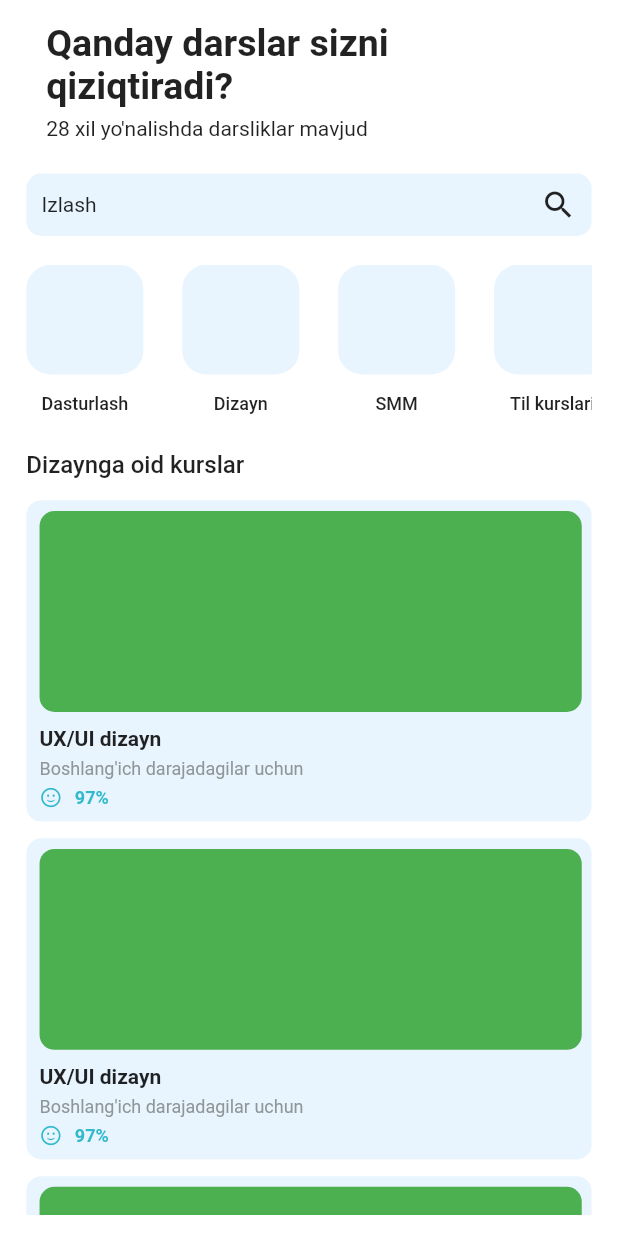
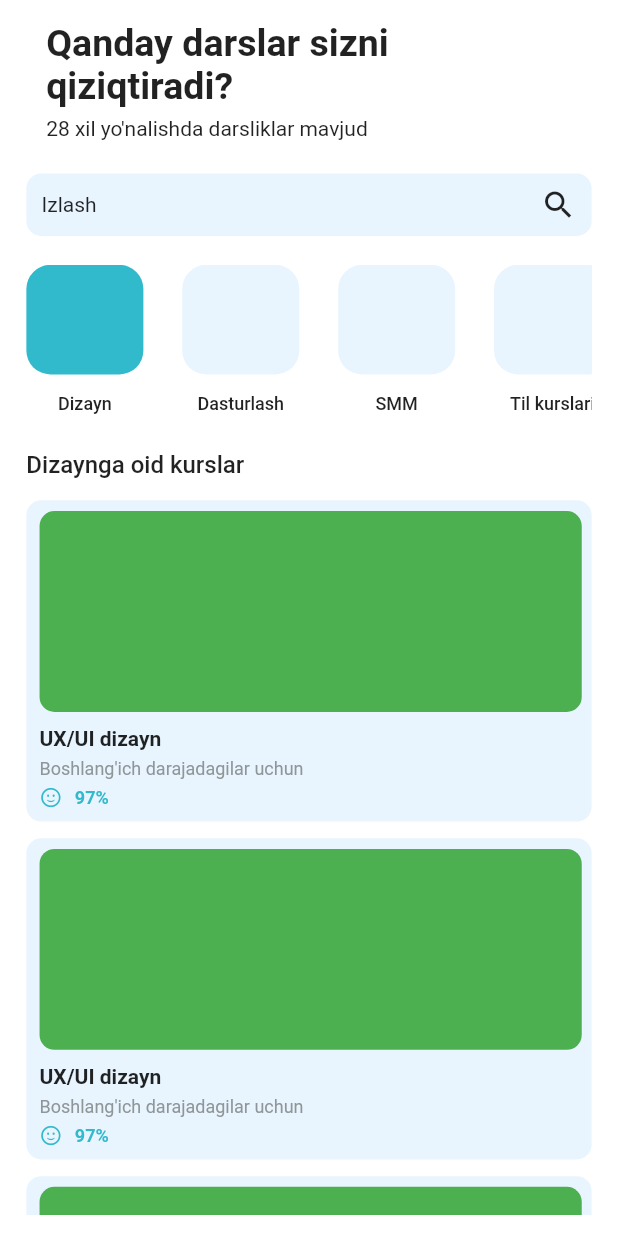
Before and after one commit to Yusuf-bek/FinalExam, a Flutter app: the screen it shows after launch, on a phone screen of 412 x 824 dp. Run offline on Flutter 3.47's test engine with Material 2 defaults, Android fonts, the phone set to English and light mode, and no system bars; our stand-ins replace flutter_bloc.

Commit message:
added cubit to categories

```diff
--- a/lib/core/widgets/category_widget.dart
+++ b/lib/core/widgets/category_widget.dart
@@ -6,11 +6,13 @@ import 'package:flutter/material.dart';
 class CategoryWidget extends StatelessWidget {
   String text;
   Function() onTap;
+  Color color;
 
   CategoryWidget({
     Key? key,
     required this.text,
     required this.onTap,
+    required this.color,
   }) : super(key: key);
 
   @override
@@ -30,7 +32,7 @@ class CategoryWidget extends StatelessWidget {
               width: getWidthConfig(71),
               height: getHeightConfig(72),
               decoration: BoxDecoration(
-                color: ConstColors.instance.containerInside,
+                color: color,
                 borderRadius: BorderRadius.circular(16),
               ),
             ),
--- /dev/null
+++ b/lib/cubit/categories/categories_cubit.dart
@@ -0,0 +1,32 @@
+import 'package:exam/core/constants/colors.dart';
+import 'package:exam/cubit/categories/categories_state.dart';
+import 'package:flutter/material.dart';
+import 'package:flutter_bloc/flutter_bloc.dart';
+
+class CategoriesCubit extends Cubit<CategoriesState> {
+  CategoriesCubit(CategoriesState initialState) : super(initialState);
+
+  int choosenIndex = 0;
+
+  List<Color> colors = [
+    ConstColors.instance.primaryColor,
+    ConstColors.instance.containerInside,
+    ConstColors.instance.containerInside,
+    ConstColors.instance.containerInside,
+  ];
+
+  void selectOne(int index) {
+    choosenIndex = index;
+    colors.clear();
+    colors.addAll(
+      [
+        ConstColors.instance.containerInside,
+        ConstColors.instance.containerInside,
+        ConstColors.instance.containerInside,
+        ConstColors.instance.containerInside,
+      ],
+    );
+    colors[index] = ConstColors.instance.primaryColor;
+    emit(CategoriesChoosenState());
+  }
+}
--- /dev/null
+++ b/lib/cubit/categories/categories_state.dart
@@ -0,0 +1,11 @@
+abstract class CategoriesState{
+
+}
+
+class CategoriesInitialState extends CategoriesState{
+
+}
+
+class CategoriesChoosenState extends CategoriesState{
+
+}
--- a/lib/view/home_page/home_page.dart
+++ b/lib/view/home_page/home_page.dart
@@ -1,18 +1,34 @@
+
 import 'package:exam/core/components/size_config.dart';
 import 'package:exam/core/components/text_styles.dart';
 import 'package:exam/core/constants/colors.dart';
 import 'package:exam/core/widgets/category_widget.dart';
 import 'package:exam/core/widgets/course_widget.dart';
+import 'package:exam/cubit/categories/categories_cubit.dart';
+import 'package:exam/cubit/categories/categories_state.dart';
+import 'package:exam/view/home_page/widgets/courses_builder.dart';
 import 'package:flutter/material.dart';
+import 'package:flutter_bloc/flutter_bloc.dart';
 
 class HomePage extends StatelessWidget {
   HomePage({Key? key}) : super(key: key);
 
-  List categoriesTexts = ["Dasturlash", "Dizayn", "SMM", "Til kurslari"];
+  List categoriesTexts = ["Dizayn","Dasturlash", "SMM", "Til kurslari"];
 
   @override
   Widget build(BuildContext context) {
     SizeConfig().init(context);
+    return BlocProvider(
+      create: (context) {
+        return CategoriesCubit(CategoriesInitialState());
+      },
+      child: Builder(
+        builder: (context) => getScaffold(context),
+      ),
+    );
+  }
+
+  Scaffold getScaffold(BuildContext context) {
     return Scaffold(
       body: SafeArea(
         child: Padding(
@@ -46,34 +62,18 @@ class HomePage extends StatelessWidget {
                 ),
                 child: searchContainer(),
               ),
-              categories(),
+              categories(context),
               Padding(
                 padding: EdgeInsets.only(
                   top: getHeightConfig(24),
                   bottom: getHeightConfig(14),
                 ),
                 child: Text(
-                  "Dizaynga oid kurslar",
+                  "${categoriesTexts[context.watch<CategoriesCubit>().choosenIndex]}ga oid kurslar",
                   style: HomePageStyles.instance.dizayngaOid,
                 ),
               ),
-              Expanded(
-                child: SizedBox(
-                  child: ListView.separated(
-                    itemCount: 3,
-                    itemBuilder: ((context, index) {
-                      return  CourseWidget(onTap: (() {
-
-                      }),);
-                    }),
-                    separatorBuilder: (context, index) {
-                      return SizedBox(
-                        height: getHeightConfig(11),
-                      );
-                    },
-                  ),
-                ),
-              ),
+              const CoursesBuilder(),
             ],
           ),
         ),
@@ -81,7 +81,7 @@ class HomePage extends StatelessWidget {
     );
   }
 
-  SizedBox categories() {
+  SizedBox categories(BuildContext context) {
     return SizedBox(
       height: getHeightConfig(98),
       width: double.infinity,
@@ -90,8 +90,11 @@ class HomePage extends StatelessWidget {
           scrollDirection: Axis.horizontal,
           itemBuilder: (context, index) {
             return CategoryWidget(
+              color: context.watch<CategoriesCubit>().colors[index],
               text: categoriesTexts[index],
-              onTap: () {},
+              onTap: () {
+                context.read<CategoriesCubit>().selectOne(index);
+              },
             );
           }),
     );
--- /dev/null
+++ b/lib/view/home_page/widgets/courses_builder.dart
@@ -0,0 +1,31 @@
+import 'package:exam/core/components/size_config.dart';
+import 'package:exam/core/widgets/course_widget.dart';
+import 'package:flutter/material.dart';
+
+class CoursesBuilder extends StatelessWidget {
+  const CoursesBuilder({
+    Key? key,
+  }) : super(key: key);
+
+  @override
+  Widget build(BuildContext context) {
+    SizeConfig().init(context);
+    return Expanded(
+      child: SizedBox(
+        child: ListView.separated(
+          itemCount: 3,
+          itemBuilder: ((context, index) {
+            return CourseWidget(
+              onTap: (() {}),
+            );
+          }),
+          separatorBuilder: (context, index) {
+            return SizedBox(
+              height: getHeightConfig(11),
+            );
+          },
+        ),
+      ),
+    );
+  }
+}
--- a/pubspec.yaml
+++ b/pubspec.yaml
@@ -34,6 +34,8 @@ dependencies:
   # The following adds the Cupertino Icons font to your application.
   # Use with the CupertinoIcons class for iOS style icons.
   cupertino_icons: ^1.0.2
+  bloc: ^8.0.3
+  flutter_bloc: ^8.0.1
 
 dev_dependencies:
   flutter_test:
```
Also changed, not shown: pubspec.lock.
